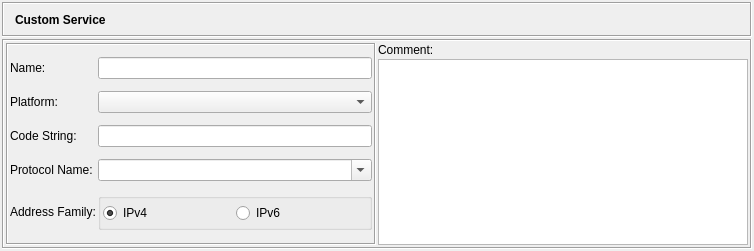
This is src/gui/customservicedialog_q.ui in fwbuilder/fwbuilder as Qt 5 draws it before an edit. The edited form follows.
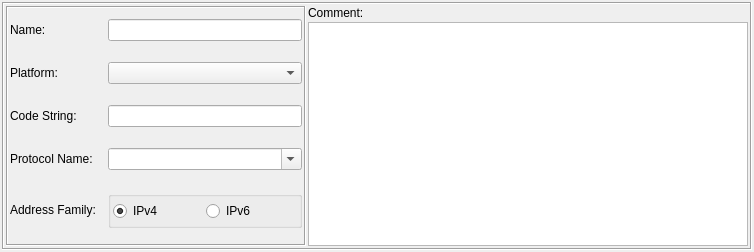
This is the edited form. Icons and pictures are not drawn.

Commit message: fixes #491, #501 dialog layout fixes to make them look more consistent, using widget promotion feature in Designer to build stack of editor dialogs in the bottom panel of the main window instead of building them at run time

```diff
--- a/src/gui/customservicedialog_q.ui
+++ b/src/gui/customservicedialog_q.ui
@@ -9,7 +9,7 @@
     <x>0</x>
     <y>0</y>
     <width>754</width>
-    <height>251</height>
+    <height>252</height>
    </rect>
   </property>
   <property name="windowTitle" >
@@ -27,71 +27,6 @@
      <property name="spacing" >
       <number>2</number>
      </property>
-     <item>
-      <widget class="QFrame" name="frame3" >
-       <property name="sizePolicy" >
-        <sizepolicy vsizetype="Fixed" hsizetype="Preferred" >
-         <horstretch>0</horstretch>
-         <verstretch>0</verstretch>
-        </sizepolicy>
-       </property>
-       <property name="minimumSize" >
-        <size>
-         <width>16</width>
-         <height>35</height>
-        </size>
-       </property>
-       <property name="autoFillBackground" >
-        <bool>true</bool>
-       </property>
-       <property name="frameShape" >
-        <enum>QFrame::Box</enum>
-       </property>
-       <property name="frameShadow" >
-        <enum>QFrame::Sunken</enum>
-       </property>
-       <layout class="QGridLayout" >
-        <property name="margin" >
-         <number>2</number>
-        </property>
-        <property name="spacing" >
-         <number>2</number>
-        </property>
-        <item row="0" column="2" >
-         <widget class="QLabel" name="editorTitle" >
-          <property name="font" >
-           <font>
-            <weight>75</weight>
-            <bold>true</bold>
-           </font>
-          </property>
-          <property name="text" >
-           <string>Custom Service</string>
-          </property>
-          <property name="wordWrap" >
-           <bool>false</bool>
-          </property>
-         </widget>
-        </item>
-        <item row="0" column="1" >
-         <widget class="QLabel" name="label" >
-          <property name="sizePolicy" >
-           <sizepolicy vsizetype="Preferred" hsizetype="Maximum" >
-            <horstretch>0</horstretch>
-            <verstretch>0</verstretch>
-           </sizepolicy>
-          </property>
-          <property name="text" >
-           <string/>
-          </property>
-          <property name="pixmap" >
-           <pixmap resource="MainRes.qrc" >:/Icons/CustomService/icon</pixmap>
-          </property>
-         </widget>
-        </item>
-       </layout>
-      </widget>
-     </item>
      <item>
       <widget class="QFrame" name="frame7" >
        <property name="frameShape" >
@@ -103,6 +38,24 @@
        <layout class="QGridLayout" name="gridLayout_3" >
         <item rowspan="2" row="0" column="0" >
          <widget class="QFrame" name="frame13" >
+          <property name="sizePolicy" >
+           <sizepolicy vsizetype="Preferred" hsizetype="Fixed" >
+            <horstretch>0</horstretch>
+            <verstretch>0</verstretch>
+           </sizepolicy>
+          </property>
+          <property name="minimumSize" >
+           <size>
+            <width>300</width>
+            <height>0</height>
+           </size>
+          </property>
+          <property name="maximumSize" >
+           <size>
+            <width>300</width>
+            <height>16777215</height>
+           </size>
+          </property>
           <property name="frameShape" >
            <enum>QFrame::Box</enum>
           </property>
@@ -110,6 +63,9 @@
            <enum>QFrame::Sunken</enum>
           </property>
           <layout class="QGridLayout" name="gridLayout_2" >
+           <property name="spacing" >
+            <number>12</number>
+           </property>
            <item row="0" column="0" >
             <widget class="QLabel" name="textLabel1" >
              <property name="text" >
```
The commit also changes 49 other files.
